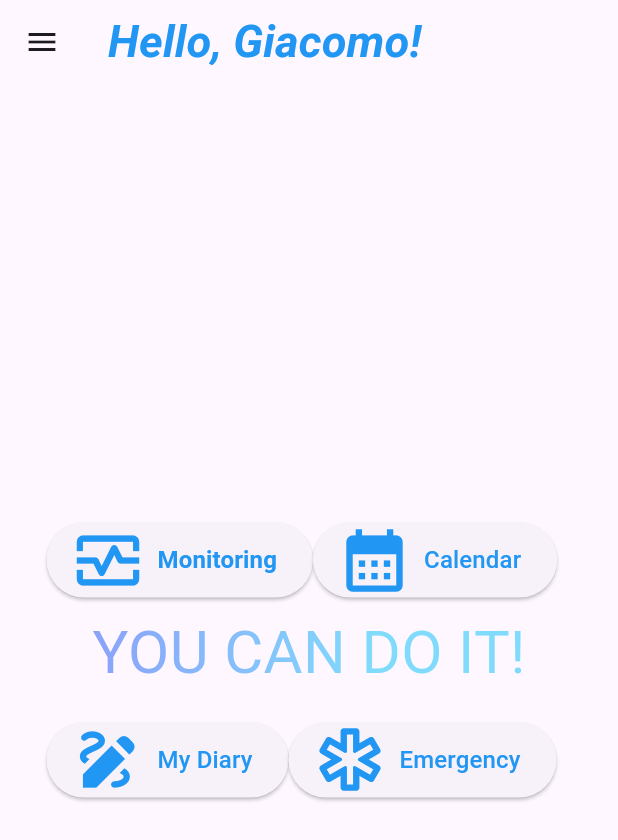
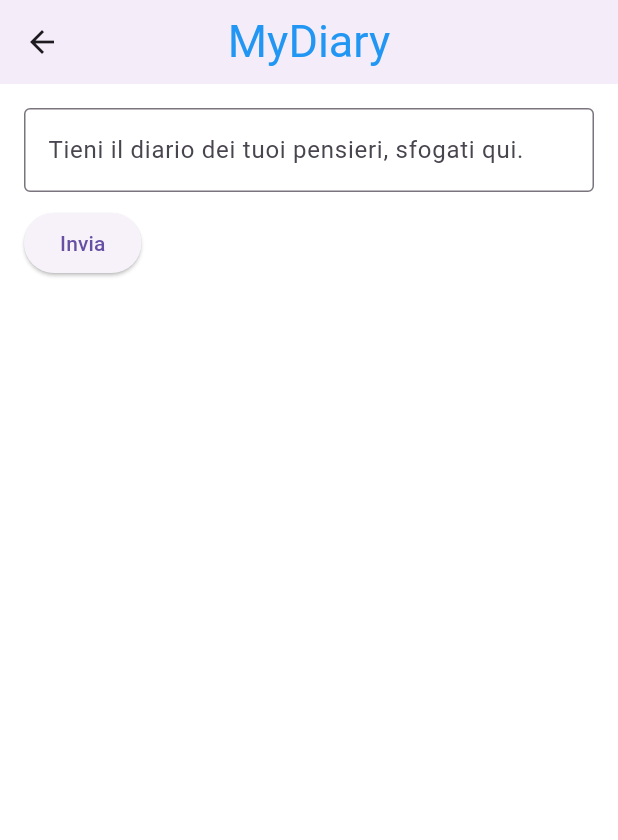
Before and after one commit to EmmaGh00/GROUP-PROJECT, a Flutter app: the HomePage screen opened directly, after a tap on "My Diary", on a phone screen of 412 x 824 dp. Shown: the top 840 px of the screen. Run offline on Flutter 3.47's test engine with Material 3 defaults, Android fonts, the phone set to English and light mode, and no system bars; our stand-ins replace jwt_decoder, shared_preferences, syncfusion_flutter_charts, table_calendar; accounts and stored records are empty; Roboto replaces fonts that are missing (Outfit).

Commit message:
4 giugno pome 2.0
Ho creato il MyDiary, chat gtp mi ha dato una mano ma il codice non funzia nel fare il display delle frasi digitate e lo svuotamento della casella di testo. Credo il problema sia nella parte di codice: void()

```diff
--- a/3 giugno/lib/screens/homePage.dart
+++ b/3 giugno/lib/screens/homePage.dart
@@ -6,6 +6,7 @@ import 'package:project_test1/screens/calendarPage.dart';
 import 'package:project_test1/screens/emergencyPage.dart';
 import 'package:project_test1/screens/loginPage.dart';
 import 'package:project_test1/screens/monitoringPage.dart';
+import 'package:project_test1/screens/myDiaryPage.dart';
 import 'package:project_test1/screens/profilePage.dart';
 import 'package:project_test1/screens/privacyPage.dart';
 
@@ -72,6 +73,8 @@ class HomePage extends StatelessWidget {
                         style: TextStyle(
                           color: Colors.blue,
                           fontSize: 16,
+                          fontStyle: FontStyle.normal,
+                          fontWeight: FontWeight.bold,
                         )
                       ),
                       onPressed: () {
@@ -115,9 +118,13 @@ class HomePage extends StatelessWidget {
                         style: TextStyle(
                           color: Colors.blue,
                           fontSize: 16,
+                          fontStyle: FontStyle.normal,
+                          fontWeight: FontWeight.bold,
                         ),
                       ),
-                      onPressed: () {},
+                      onPressed: (){
+                        Navigator.push (context, MaterialPageRoute(builder:(context) => MyDiaryPage()));
+                      },
                     ),
                     //EMERGENCY
                     ElevatedButton.icon(
@@ -130,6 +137,8 @@ class HomePage extends StatelessWidget {
                         style: TextStyle(
                           color: Colors.blue,
                           fontSize: 16,
+                          fontStyle: FontStyle.normal,
+                          fontWeight: FontWeight.bold,
                         )
                       ),
                       onPressed: () {
@@ -236,6 +245,6 @@ class HomePage extends StatelessWidget {
     Navigator.pop(context);
     //Then pop the HomePage
     Navigator.of(context).pushReplacement(MaterialPageRoute(builder: (context) => AwardsPage()));
-  }//_toLoginPage
+  }//_toAwardsPage
 
 } //HomePage
--- /dev/null
+++ b/3 giugno/lib/screens/myDiaryPage.dart
@@ -0,0 +1,84 @@
+// ignore_for_file: prefer_const_literals_to_create_immutables, prefer_const_constructors
+import 'package:flutter/material.dart';
+
+import 'package:project_test1/screens/homePage.dart';
+
+class MyDiaryPage extends StatefulWidget {
+
+  @override
+  _MyDiaryPageState createState() => _MyDiaryPageState();
+} //LoginPage
+
+class _MyDiaryPageState extends State<MyDiaryPage> {
+
+  final TextEditingController _controller = TextEditingController();
+  String _displayText = "";
+
+  void _sendText() {
+    setState() {
+      _displayText = _controller.text;
+      _controller.clear();
+    };
+  }
+
+  @override
+  Widget build(BuildContext context) {
+    return Scaffold(
+      backgroundColor: Colors.white,
+       // backgroundColor: FlutterFlowTheme.of(context).primaryBackground,
+      appBar: AppBar(
+        title: Text('MyDiary',
+          style: TextStyle(
+            fontFamily: 'Outfit',
+            fontStyle: FontStyle.normal,
+            fontWeight: FontWeight.normal,
+            color: Colors.blue,
+            fontSize: 30,
+            letterSpacing: 0,
+          ),
+        ),
+        centerTitle: true,
+        elevation: 2,
+        leading: IconButton(
+          onPressed: ()
+            => _toHomePage(context), icon: Icon(Icons.arrow_back)
+        )
+      ),
+      body: Padding(
+        padding: const EdgeInsets.all(16.0),
+        child: Column(
+          crossAxisAlignment: CrossAxisAlignment.start,
+          children: [
+            TextField(
+              controller: _controller,
+              decoration: InputDecoration(
+                labelText: 'Tieni il diario dei tuoi pensieri, sfogati qui.',
+                border: OutlineInputBorder(),
+              )
+            ),
+            SizedBox(height:10),
+            ElevatedButton(
+              onPressed: _sendText,
+              child: Text('Invia'),
+            ),
+            SizedBox(height:20),
+            Text(
+              _displayText,
+              style: TextStyle(fontSize:20),
+            )
+          ]
+        )
+      ),
+    );
+  } // Widget Build context
+
+  // NAVIGATION - toHomePage
+  void _toHomePage(BuildContext context){
+    //Pop the drawer first
+    Navigator.pop(context);
+    //Navigator.pop(context)
+    Navigator.push(context, MaterialPageRoute(builder: (_) => HomePage()));
+    //Then pop the HomePage
+  } // void toHomePage
+
+} // class
```
